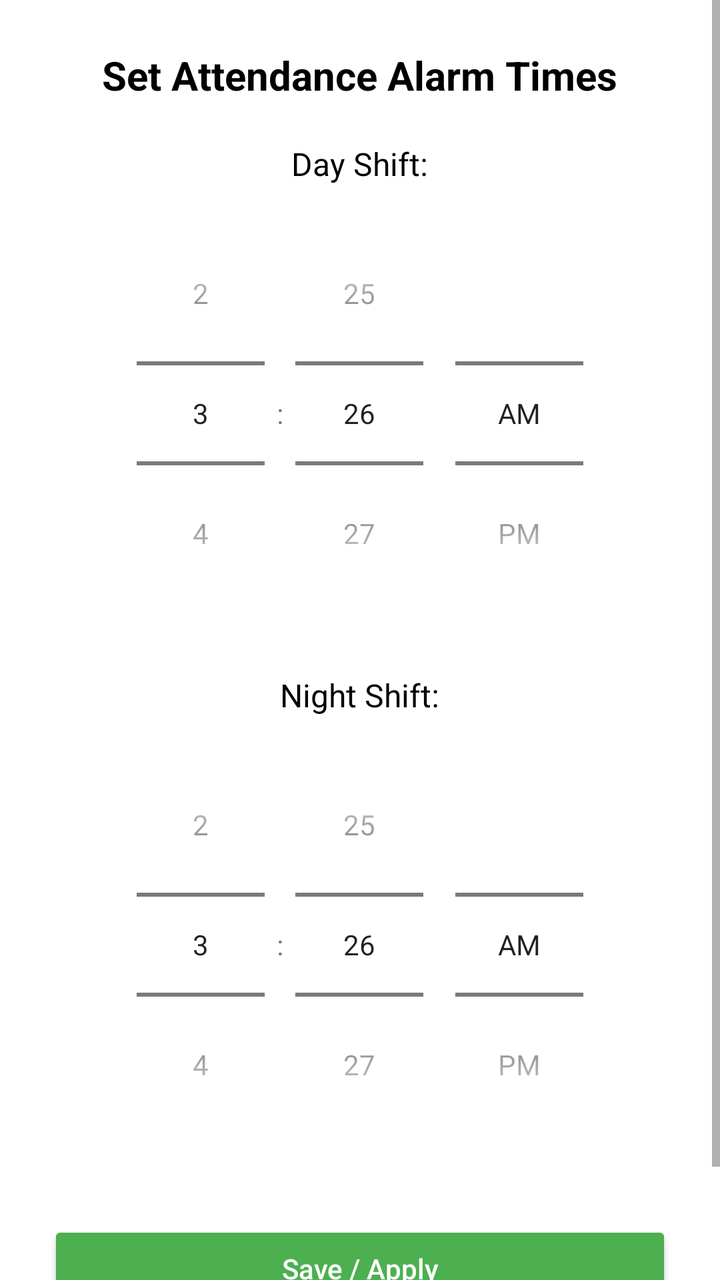
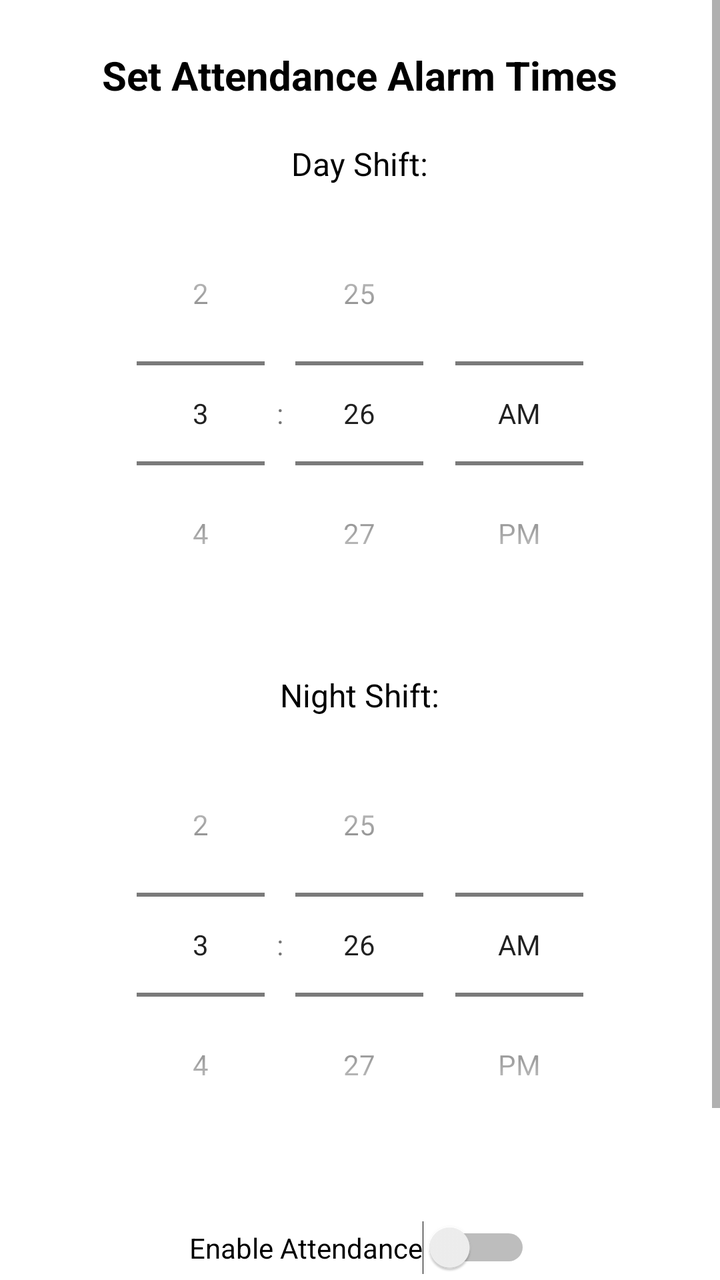

Before-and-after screenshots of an Android layout around one commit, followed by the original layout XML and the change that was made.
<!-- AndroidManifest.xml: application theme Theme.AppCompat.Light.NoActionBar -->
<!-- res/layout/activity_alarm_settings.xml -->
<?xml version="1.0" encoding="utf-8"?>
<ScrollView xmlns:android="http://schemas.android.com/apk/res/android"
    android:layout_width="match_parent"
    android:layout_height="match_parent"
    android:fillViewport="true"
    android:background="#FFFFFF">

    <LinearLayout
        android:orientation="vertical"
        android:padding="24dp"
        android:layout_width="match_parent"
        android:layout_height="wrap_content"
        android:gravity="center_horizontal">

        
        <TextView
            android:text="Set Attendance Alarm Times"
            android:layout_width="wrap_content"
            android:layout_height="wrap_content"
            android:textSize="20sp"
            android:textStyle="bold"
            android:textColor="#000000"
            android:layout_marginBottom="20dp" />

        
        <TextView
            android:text="Day Shift:"
            android:textColor="#000000"
            android:textSize="16sp"
            android:layout_width="wrap_content"
            android:layout_height="wrap_content"
            android:layout_marginBottom="8dp" />

        <TimePicker
            android:id="@+id/timeDay"
            android:layout_width="match_parent"
            android:layout_height="wrap_content"
            android:layout_marginBottom="24dp"
            android:timePickerMode="spinner" />

        
        <TextView
            android:text="Night Shift:"
            android:textColor="#000000"
            android:textSize="16sp"
            android:layout_width="wrap_content"
            android:layout_height="wrap_content"
            android:layout_marginBottom="8dp" />

        <TimePicker
            android:id="@+id/timeNight"
            android:layout_width="match_parent"
            android:layout_height="wrap_content"
            android:layout_marginBottom="32dp"
            android:timePickerMode="spinner" />

        
        <Button
            android:id="@+id/btnSaveAlarm"
            android:layout_width="match_parent"
            android:layout_height="wrap_content"
            android:text="Save / Apply"
            android:textAllCaps="false"
            android:textColor="#FFFFFF"
            android:backgroundTint="#4CAF50"
            android:padding="12dp"
            android:layout_marginBottom="20dp" />

    </LinearLayout>
</ScrollView>
<!-- resources referenced by this layout -->
<resources>

</resources>

<!-- the commit's change to res/layout/activity_alarm_settings.xml (unified diff, before → after) -->
@@ -54,8 +54,17 @@
             android:layout_marginBottom="32dp"
             android:timePickerMode="spinner" />
 
+        <Switch
+            android:id="@+id/alarmSwitch"
+            android:layout_width="wrap_content"
+            android:layout_height="wrap_content"
+            android:text="Enable Attendance"
+            />
+
+
         
         <Button
+            android:layout_margin="15dp"
             android:id="@+id/btnSaveAlarm"
             android:layout_width="match_parent"
             android:layout_height="wrap_content"
@@ -66,5 +75,6 @@
             android:padding="12dp"
             android:layout_marginBottom="20dp" />
 
+
     </LinearLayout>
 </ScrollView>
